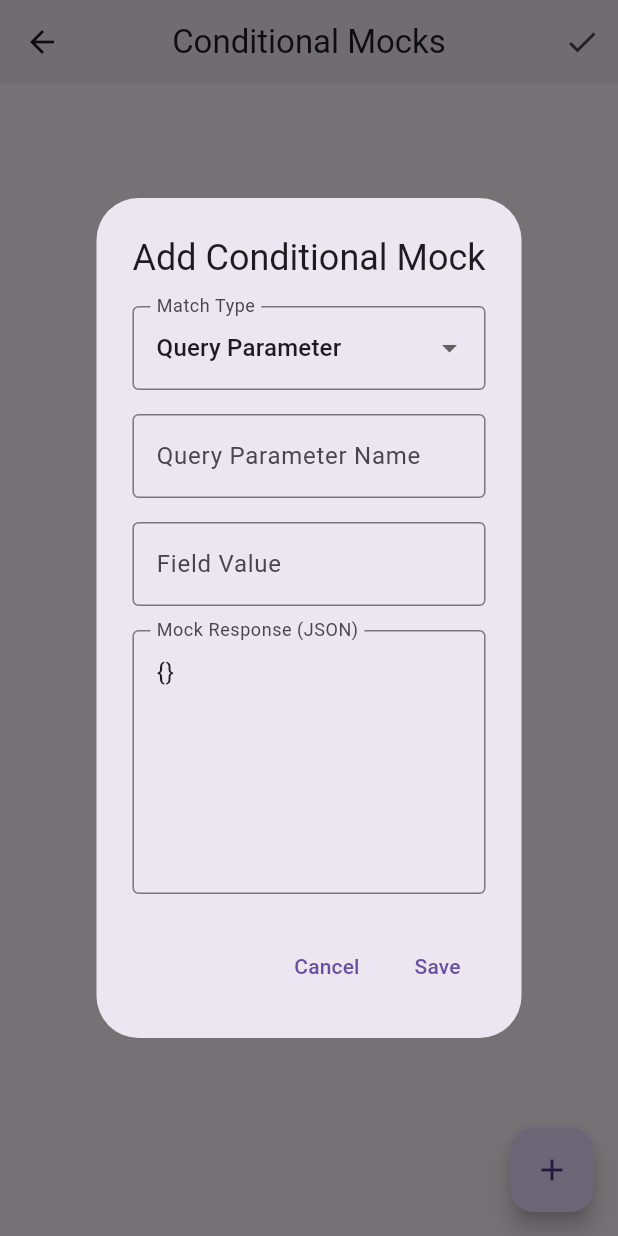
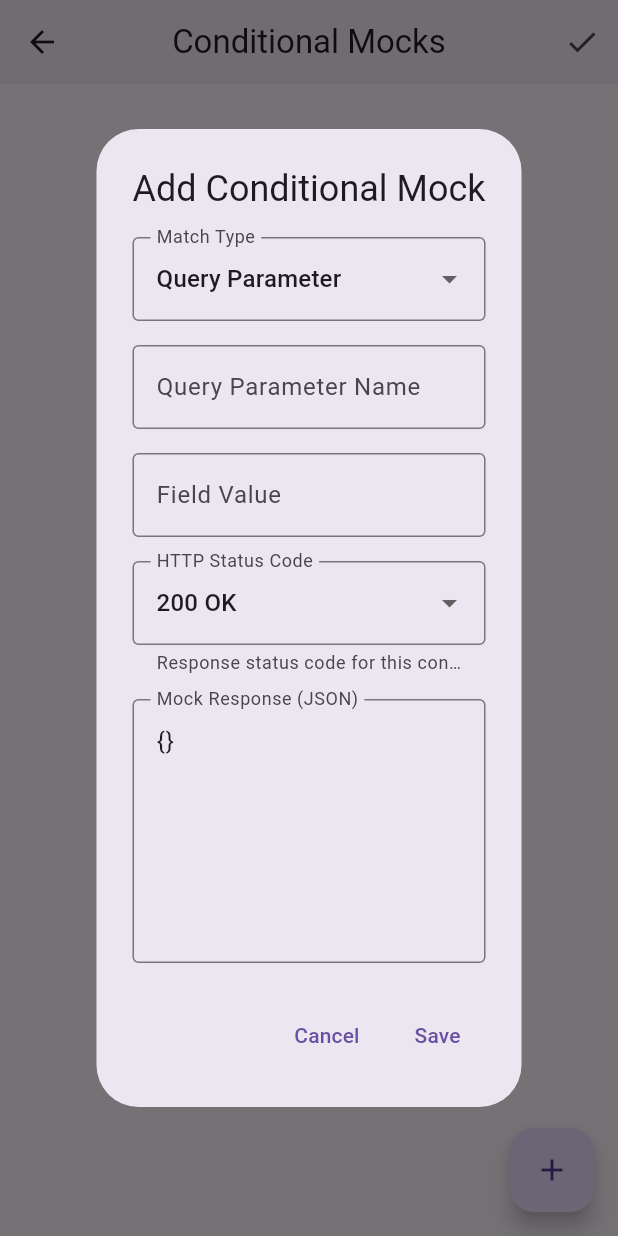
Before and after one commit to smnshuvo/Arbiter-Mock-Server, a Flutter app: the ConditionalMockScreen screen opened directly with empty values, after a tap on the "add" icon, on a phone screen of 412 x 824 dp. Run offline on Flutter 3.47's test engine with Material 3 defaults, Android fonts, the phone set to English and light mode, and no system bars; our stand-ins replace equatable, file_picker, flutter_bloc, get_it, share_plus, shelf and 1 more; accounts and stored records are empty.

Commit message:
Add options to mock responses of status codes rather than 200

```diff
--- a/lib/data/models/endpoint_model.dart
+++ b/lib/data/models/endpoint_model.dart
@@ -11,6 +11,7 @@ class EndpointModel {
   final String matchType;
   final String mode;
   final String? mockResponse;
+  final int statusCode;
   final int delayMs;
   final String? targetUrl;
   final String createdAt;
@@ -25,6 +26,7 @@ class EndpointModel {
     required this.matchType,
     required this.mode,
     this.mockResponse,
+    required this.statusCode,
     required this.delayMs,
     this.targetUrl,
     required this.createdAt,
@@ -46,6 +48,7 @@ class EndpointModel {
       matchType: endpoint.matchType.name,
       mode: endpoint.mode.name,
       mockResponse: endpoint.mockResponse,
+      statusCode: endpoint.statusCode,
       delayMs: endpoint.delayMs,
       targetUrl: endpoint.targetUrl,
       createdAt: endpoint.createdAt.toIso8601String(),
@@ -83,6 +86,7 @@ class EndpointModel {
         orElse: () => EndpointMode.mock,
       ),
       mockResponse: mockResponse,
+      statusCode: statusCode,
       delayMs: delayMs,
       targetUrl: targetUrl,
       createdAt: DateTime.parse(createdAt),
@@ -100,6 +104,7 @@ class EndpointModel {
       'matchType': matchType,
       'mode': mode,
       'mockResponse': mockResponse,
+      'statusCode': statusCode,
       'delayMs': delayMs,
       'targetUrl': targetUrl,
       'createdAt': createdAt,
@@ -117,6 +122,7 @@ class EndpointModel {
       matchType: map['matchType'],
       mode: map['mode'],
       mockResponse: map['mockResponse'],
+      statusCode: map['statusCode'] ?? 200,
       delayMs: map['delayMs'],
       targetUrl: map['targetUrl'],
       createdAt: map['createdAt'],
--- a/lib/domain/entities/endpoint.dart
+++ b/lib/domain/entities/endpoint.dart
@@ -11,22 +11,25 @@ class ConditionalMock extends Equatable {
   final String fieldName;
   final String fieldValue;
   final String mockResponse;
+  final int statusCode;
 
   const ConditionalMock({
     required this.type,
     required this.fieldName,
     required this.fieldValue,
     required this.mockResponse,
+    this.statusCode = 200,
   });
 
   @override
-  List<Object?> get props => [type, fieldName, fieldValue, mockResponse];
+  List<Object?> get props => [type, fieldName, fieldValue, mockResponse, statusCode];
 
   Map<String, dynamic> toJson() => {
     'type': type.name,
     'fieldName': fieldName,
     'fieldValue': fieldValue,
     'mockResponse': mockResponse,
+    'statusCode': statusCode,
   };
 
   factory ConditionalMock.fromJson(Map<String, dynamic> json) {
@@ -38,6 +41,7 @@ class ConditionalMock extends Equatable {
       fieldName: json['fieldName'],
       fieldValue: json['fieldValue'],
       mockResponse: json['mockResponse'],
+      statusCode: json['statusCode'] ?? 200,
     );
   }
 }
@@ -48,6 +52,7 @@ class Endpoint extends Equatable {
   final MatchType matchType;
   final EndpointMode mode;
   final String? mockResponse;
+  final int statusCode;
   final int delayMs;
   final String? targetUrl;
   final DateTime createdAt;
@@ -62,6 +67,7 @@ class Endpoint extends Equatable {
     required this.matchType,
     required this.mode,
     this.mockResponse,
+    this.statusCode = 200,
     this.delayMs = 0,
     this.targetUrl,
     required this.createdAt,
@@ -77,6 +83,7 @@ class Endpoint extends Equatable {
     MatchType? matchType,
     EndpointMode? mode,
     String? mockResponse,
+    int? statusCode,
     int? delayMs,
     String? targetUrl,
     DateTime? createdAt,
@@ -91,6 +98,7 @@ class Endpoint extends Equatable {
       matchType: matchType ?? this.matchType,
       mode: mode ?? this.mode,
       mockResponse: mockResponse ?? this.mockResponse,
+      statusCode: statusCode ?? this.statusCode,
       delayMs: delayMs ?? this.delayMs,
       targetUrl: targetUrl ?? this.targetUrl,
       createdAt: createdAt ?? this.createdAt,
@@ -108,6 +116,7 @@ class Endpoint extends Equatable {
     matchType,
     mode,
     mockResponse,
+    statusCode,
     delayMs,
     targetUrl,
     createdAt,
@@ -117,3 +126,41 @@ class Endpoint extends Equatable {
     useConditionalMock,
   ];
 }
+
+// Helper class for common HTTP status codes
+class HttpStatusCode {
+  static const int ok = 200;
+  static const int created = 201;
+  static const int noContent = 204;
+  static const int badRequest = 400;
+  static const int unauthorized = 401;
+  static const int forbidden = 403;
+  static const int notFound = 404;
+  static const int conflict = 409;
+  static const int internalServerError = 500;
+  static const int badGateway = 502;
+  static const int serviceUnavailable = 503;
+  static const int gatewayTimeout = 504;
+
+  static const List<int> commonCodes = [
+    200, 201, 204, 400, 401, 403, 404, 409, 500, 502, 503, 504
+  ];
+
+  static String getStatusText(int code) {
+    switch (code) {
+      case 200: return '200 OK';
+      case 201: return '201 Created';
+      case 204: return '204 No Content';
+      case 400: return '400 Bad Request';
+      case 401: return '401 Unauthorized';
+      case 403: return '403 Forbidden';
+      case 404: return '404 Not Found';
+      case 409: return '409 Conflict';
+      case 500: return '500 Internal Server Error';
+      case 502: return '502 Bad Gateway';
+      case 503: return '503 Service Unavailable';
+      case 504: return '504 Gateway Timeout';
+      default: return '$code';
+    }
+  }
+}
--- a/lib/ui/screens/conditional_mock_screen.dart
+++ b/lib/ui/screens/conditional_mock_screen.dart
@@ -5,9 +5,9 @@ class ConditionalMockScreen extends StatefulWidget {
   final List<ConditionalMock> conditionalMocks;
 
   const ConditionalMockScreen({
-    Key? key,
+    super.key,
     required this.conditionalMocks,
-  }) : super(key: key);
+  });
 
   @override
   State<ConditionalMockScreen> createState() => _ConditionalMockScreenState();
@@ -96,10 +96,26 @@ class _ConditionalMockScreenState extends State<ConditionalMockScreen> {
               '${mock.fieldName} = ${mock.fieldValue}',
               style: const TextStyle(fontWeight: FontWeight.bold),
             ),
-            subtitle: Text(
-              mock.type == ConditionalMatchType.queryParam
-                  ? 'Query Parameter'
-                  : 'Body Field',
+            subtitle: Column(
+              crossAxisAlignment: CrossAxisAlignment.start,
+              children: [
+                const SizedBox(height: 4),
+                Row(
+                  children: [
+                    Text(
+                      mock.type == ConditionalMatchType.queryParam
+                          ? 'Query Parameter'
+                          : 'Body Field',
+                      style: TextStyle(
+                        fontSize: 12,
+                        color: Colors.grey[600],
+                      ),
+                    ),
+                    const SizedBox(width: 12),
+                    _buildStatusChip(mock.statusCode),
+                  ],
+                ),
+              ],
             ),
             trailing: IconButton(
               icon: const Icon(Icons.delete, color: Colors.red),
@@ -114,6 +130,37 @@ class _ConditionalMockScreenState extends State<ConditionalMockScreen> {
         );
       },
     );
+  }
+
+  Widget _buildStatusChip(int statusCode) {
+    Color color = _getStatusCodeColor(statusCode);
+    return Container(
+      padding: const EdgeInsets.symmetric(horizontal: 8, vertical: 4),
+      decoration: BoxDecoration(
+        color: color.withOpacity(0.1),
+        borderRadius: BorderRadius.circular(12),
+        border: Border.all(color: color.withOpacity(0.5)),
+      ),
+      child: Text(
+        HttpStatusCode.getStatusText(statusCode),
+        style: TextStyle(
+          fontSize: 10,
+          color: color,
+          fontWeight: FontWeight.bold,
+        ),
+      ),
+    );
+  }
+
+  Color _getStatusCodeColor(int code) {
+    if (code >= 200 && code < 300) {
+      return Colors.green;
+    } else if (code >= 400 && code < 500) {
+      return Colors.orange;
+    } else if (code >= 500) {
+      return Colors.red;
+    }
+    return Colors.grey;
   }
 
   void _addConditionalMock() async {
@@ -137,7 +184,6 @@ class _ConditionalMockScreenState extends State<ConditionalMockScreen> {
   Future<ConditionalMock?> _showConditionalMockDialog(
       ConditionalMock? existing,
       ) async {
-    final typeController = TextEditingController();
     final fieldNameController = TextEditingController(
       text: existing?.fieldName ?? '',
     );
@@ -150,6 +196,7 @@ class _ConditionalMockScreenState extends State<ConditionalMockScreen> {
 
     ConditionalMatchType selectedType =
         existing?.type ?? ConditionalMatchType.queryParam;
+    int selectedStatusCode = existing?.statusCode ?? 200;
 
     return await showDialog<ConditionalMock>(
       context: context,
@@ -207,6 +254,26 @@ class _ConditionalMockScreenState extends State<ConditionalMockScreen> {
                       ),
                     ),
                     const SizedBox(height: 16),
+                    DropdownButtonFormField<int>(
+                      value: selectedStatusCode,
+                      decoration: const InputDecoration(
+                        labelText: 'HTTP Status Code',
+                        border: OutlineInputBorder(),
+                        helperText: 'Response status code for this condition',
+                      ),
+                      items: HttpStatusCode.commonCodes.map((code) {
+                        return DropdownMenuItem(
+                          value: code,
+                          child: Text(HttpStatusCode.getStatusText(code)),
+                        );
+                      }).toList(),
+                      onChanged: (value) {
+                        setDialogState(() {
+                          selectedStatusCode = value!;
+                        });
+                      },
+                    ),
+                    const SizedBox(height: 16),
                     TextField(
                       controller: mockResponseController,
                       decoration: const InputDecoration(
@@ -234,6 +301,7 @@ class _ConditionalMockScreenState extends State<ConditionalMockScreen> {
                         fieldName: fieldNameController.text,
                         fieldValue: fieldValueController.text,
                         mockResponse: mockResponseController.text,
+                        statusCode: selectedStatusCode,
                       );
                       Navigator.pop(dialogContext, conditionalMock);
                     }
--- a/lib/ui/screens/endpoint_form_screen.dart
+++ b/lib/ui/screens/endpoint_form_screen.dart
@@ -22,6 +22,7 @@ class _EndpointFormScreenState extends State<EndpointFormScreen> {
 
   late MatchType _matchType;
   late EndpointMode _mode;
+  late int _statusCode;
   late bool _useConditionalMock;
   late List<ConditionalMock> _conditionalMocks;
 
@@ -42,6 +43,7 @@ class _EndpointFormScreenState extends State<EndpointFormScreen> {
     );
     _matchType = widget.endpoint?.matchType ?? MatchType.exact;
     _mode = widget.endpoint?.mode ?? EndpointMode.mock;
+    _statusCode = widget.endpoint?.statusCode ?? 200;
     _useConditionalMock = widget.endpoint?.useConditionalMock ?? false;
     _conditionalMocks = List.from(widget.endpoint?.conditionalMocks ?? []);
   }
@@ -130,6 +132,26 @@ class _EndpointFormScreenState extends State<EndpointFormScreen> {
               ),
               const SizedBox(height: 16),
               if (_mode == EndpointMode.mock) ...[
+                DropdownButtonFormField<int>(
+                  value: _statusCode,
+                  decoration: const InputDecoration(
+                    labelText: 'HTTP Status Code',
+                    border: OutlineInputBorder(),
+                    helperText: 'Select the response status code',
+                  ),
+                  items: HttpStatusCode.commonCodes.map((code) {
+                    return DropdownMenuItem(
+                      value: code,
+                      child: Text(HttpStatusCode.getStatusText(code)),
+                    );
+                  }).toList(),
+                  onChanged: (value) {
+                    setState(() {
+                      _statusCode = value!;
+                    });
+                  },
+                ),
+                const SizedBox(height: 16),
                 SwitchListTile(
                   title: const Text('Use Conditional Mock'),
                   subtitle: const Text('Return different responses based on query params or body fields'),
@@ -255,6 +277,7 @@ class _EndpointFormScreenState extends State<EndpointFormScreen> {
         matchType: _matchType,
         mode: _mode,
         mockResponse: _mode == EndpointMode.mock ? _mockResponseController.text : null,
+        statusCode: _mode == EndpointMode.mock ? _statusCode : 200,
         delayMs: _mode == EndpointMode.mock ? int.tryParse(_delayController.text) ?? 0 : 0,
         targetUrl: _mode == EndpointMode.passThrough ? _targetUrlController.text : null,
         createdAt: widget.endpoint?.createdAt ?? now,
--- a/lib/ui/screens/endpoint_screen.dart
+++ b/lib/ui/screens/endpoint_screen.dart
@@ -1,16 +1,18 @@
 import 'dart:convert';
 import 'dart:io';
+
+import 'package:file_picker/file_picker.dart';
 import 'package:flutter/material.dart';
 import 'package:flutter_bloc/flutter_bloc.dart';
-import 'package:file_picker/file_picker.dart';
+import 'package:path_provider/path_provider.dart';
 import 'package:share_plus/share_plus.dart';
-import 'package:path_provider/path_provider.dart';
+
 import '../../domain/entities/endpoint.dart';
 import '../bloc/endpoint/endpoint_bloc.dart';
 import 'endpoint_form_screen.dart';
 
 class EndpointsScreen extends StatefulWidget {
-  const EndpointsScreen({Key? key}) : super(key: key);
+  const EndpointsScreen({super.key});
 
   @override
   State<EndpointsScreen> createState() => _EndpointsScreenState();
@@ -156,6 +158,13 @@ class _EndpointsScreenState extends State<EndpointsScreen> {
                   endpoint.matchType.name.toUpperCase(),
                   Colors.blue,
                 ),
+                if (endpoint.mode == EndpointMode.mock) ...[
+                  const SizedBox(width: 8),
+                  _buildChip(
+                    _getStatusCodeText(endpoint.statusCode),
+                    _getStatusCodeColor(endpoint.statusCode),
+                  ),
+                ],
                 if (endpoint.delayMs > 0) ...[
                   const SizedBox(width: 8),
                   _buildChip(
@@ -215,6 +224,28 @@ class _EndpointsScreenState extends State<EndpointsScreen> {
         ),
       ),
     );
+  }
+
+  String _getStatusCodeText(int code) {
+    if (code >= 200 && code < 300) {
+      return '$code';
+    } else if (code >= 400 && code < 500) {
+      return '$code';
+    } else if (code >= 500) {
+      return '$code';
+    }
+    return '$code';
+  }
+
+  Color _getStatusCodeColor(int code) {
+    if (code >= 200 && code < 300) {
+      return Colors.green;
+    } else if (code >= 400 && code < 500) {
+      return Colors.orange;
+    } else if (code >= 500) {
+      return Colors.red;
+    }
+    return Colors.grey;
   }
 
   void _showDeleteDialog(Endpoint endpoint) {
@@ -311,6 +342,7 @@ class _EndpointsScreenState extends State<EndpointsScreen> {
       matchType: MatchType.values.firstWhere((e) => e.name == json['matchType']),
       mode: EndpointMode.values.firstWhere((e) => e.name == json['mode']),
       mockResponse: json['mockResponse'],
+      statusCode: json['statusCode'] ?? 200,
       delayMs: json['delayMs'],
       targetUrl: json['targetUrl'],
       createdAt: DateTime.parse(json['createdAt']),
--- a/lib/ui/screens/logs_screen.dart
+++ b/lib/ui/screens/logs_screen.dart
@@ -620,6 +620,7 @@ class _LogsScreenState extends State<LogsScreen> {
       isEnabled: true,
       conditionalMocks: [],
       useConditionalMock: false,
+      statusCode: log.statusCode,
     );
 
     await Navigator.push(
```
Also changed, not shown: lib/data/datasources/local/database_helper.dart (+14 -1 lines), lib/data/datasources/server/http_server_service.dart (+18 -6 lines), lib/data/models/endpoint_model.g.dart, pubspec.lock.
